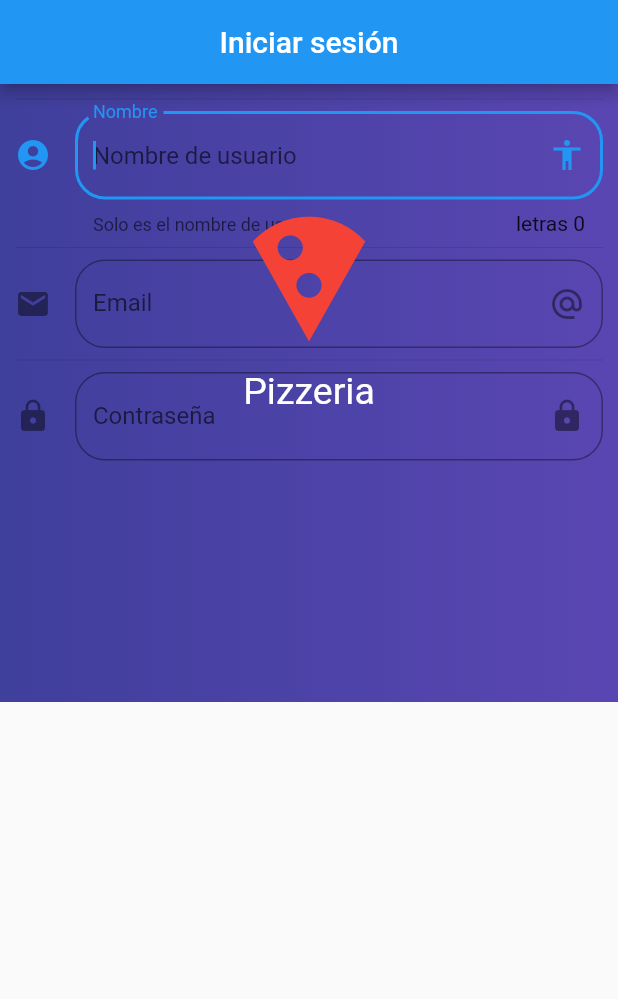
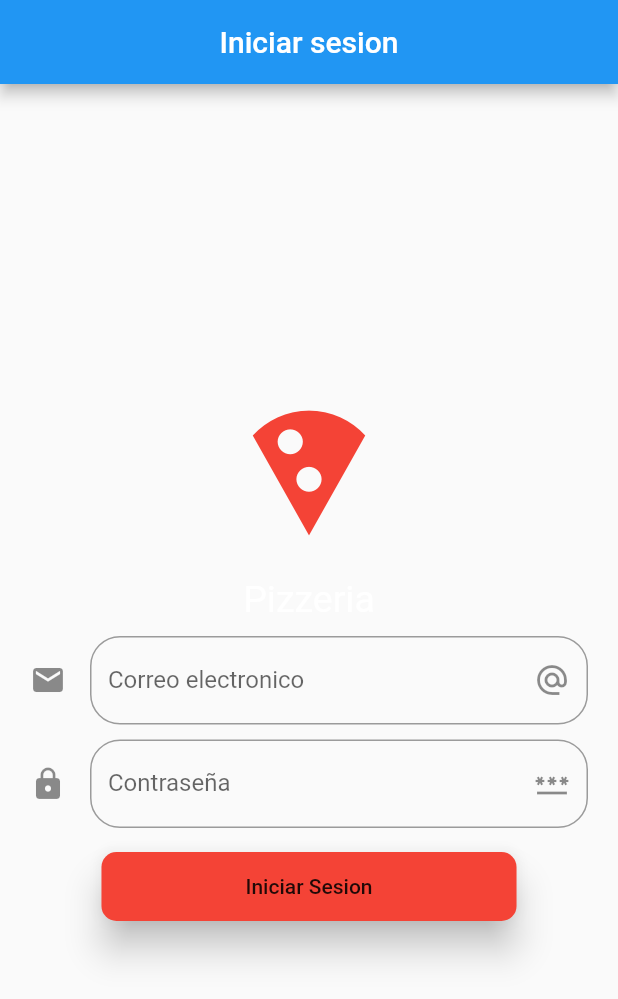
Before and after one commit to LuisFerOv25/Proyecto_Final_Pizzeria, a Flutter app: the screen it shows after launch, on a phone screen of 412 x 824 dp. Shown: the top 999 px of the screen. Run offline on Flutter 3.47's test engine with Material 2 defaults, Android fonts, the phone set to English and light mode, and no system bars.

Commit message:
Login reacomodado
Se ha solucionado la interfaz del login

```diff
--- /dev/null
+++ b/lib/Iniciar_sesion.dart
@@ -0,0 +1,114 @@
+import 'package:flutter/material.dart';
+
+class Iniciarsesion extends StatefulWidget {
+  static String id = 'Iniciarsesion';
+  @override
+  State<Iniciarsesion> createState() => _IniciarsesionState();
+}
+
+class _IniciarsesionState extends State<Iniciarsesion> {
+  @override
+  Widget build(BuildContext context) {
+    return MaterialApp(
+      title: 'Material App',
+      debugShowCheckedModeBanner: false,
+      home: Scaffold(
+        appBar: AppBar(
+          centerTitle: true,
+          title: Text('Iniciar sesion'),
+        ),
+        body: Center(
+          child: Column(
+            mainAxisAlignment: MainAxisAlignment.center,
+            children: [
+
+               Icon(Icons.local_pizza, color: Colors.red, size: 100.0),
+                SizedBox(
+                  height: 20.0,
+                  width: double.infinity,
+
+                ),
+
+              Text('Pizzeria',
+                  style: TextStyle(color: Colors.white, fontSize: 25.0)),
+              SizedBox(
+                height: 10.0,
+              ),
+              _campousuario(),
+              SizedBox(
+                height: 10.0,
+              ),
+              _campopassword(),
+              SizedBox(
+                height: 15.0,
+              ),
+              _botoningresar(),
+            ],
+
+          ),
+        ),
+
+      ),
+    );
+
+  }
+
+  Widget _campousuario() {
+    return StreamBuilder(
+        builder: (BuildContext context, AsyncSnapshot snapshot) {
+      return Container(
+        padding: EdgeInsets.symmetric(horizontal: 20.0),
+        child: TextField(
+            keyboardType: TextInputType.emailAddress,
+            decoration: InputDecoration(
+              border:
+                  OutlineInputBorder(borderRadius: BorderRadius.circular(20.0)),
+              hintText: 'Email',
+              labelText: 'Correo electronico',
+              suffixIcon: Icon(Icons.alternate_email),
+              icon: Icon(Icons.email),
+            ),
+            onChanged: (valor) => setState(() {
+                  //correo = valor;
+                })),
+      );
+    });
+  }
+
+  Widget _campopassword() {
+    return StreamBuilder(
+        builder: (BuildContext context, AsyncSnapshot snapshot) {
+      return Container(
+          padding: EdgeInsets.symmetric(horizontal: 20.0),
+          child: TextField(
+              obscureText: true,
+              decoration: InputDecoration(
+                border: OutlineInputBorder(
+                    borderRadius: BorderRadius.circular(20.0)),
+                hintText: 'Password',
+                labelText: 'Contraseña',
+                suffixIcon: Icon(Icons.password),
+                icon: Icon(Icons.lock),
+              ),
+              onChanged: (valor) => setState(() {
+                    // correo = valor;
+                  })));
+    });
+  }
+
+  Widget _botoningresar() {
+    return StreamBuilder(
+        builder: (BuildContext context, AsyncSnapshot snapshot) {
+      return RaisedButton(
+          child: Container(
+            padding: EdgeInsets.symmetric(horizontal: 80.0, vertical: 15.0),
+            child: Text('Iniciar Sesion'),
+          ),
+          shape:
+              RoundedRectangleBorder(borderRadius: BorderRadius.circular(10)),
+          elevation: 10.0,
+          color: Colors.red,
+          onPressed: () {});
+    });
+  }
+}
--- a/lib/Login.dart
+++ /dev/null
@@ -1,196 +0,0 @@
-import 'package:flutter/material.dart';
-
-
-
-class login extends StatefulWidget {
-  @override
-  State<login> createState() => _loginState();
-}
-
-class _loginState extends State<login> {
-
-  String nombre = "";
-  String correo ='';
-  @override
-  Widget build(BuildContext context) {
-    return MaterialApp(
-      title: 'Material App',
-      home: Scaffold(
-        appBar: AppBar(
-
-          centerTitle: true ,
-          title: Text('Iniciar sesión'),
-        ),
-        body: Stack(
-
-        children: [
-
-          _Fondo(context),
-        ],
-
-        )
-
-
-
-
-      ),
-    );
-  }
-
-
-Widget _Fondo(BuildContext context){
-
-  final size= MediaQuery.of(context).size;
-
-  final fondo = Container(
-
-  height: size.height * 0.5,
-  width: double.infinity,
-  decoration: BoxDecoration(
-
-
-    gradient: LinearGradient(
-
-      colors: <Color> [
-
-        Color.fromRGBO(63,63,156, 2.0),
-        Color.fromRGBO(90, 70, 178, 2.0)
-
-      ]
-    )
-  ),
-
-
-  );
-
-  final campos = ListView(
-
-          padding: EdgeInsets.symmetric(horizontal: 10.0, vertical: 2),
-          children: [
-
-              Divider(),
-             _inicio_sesion(),
-              Divider(),
-              _crearCorreo(),
-              Divider(),
-              _crearPassword()
-          ],
-
-        );
-
-
-    return Stack(
-      children: [
-
-      fondo,
-      campos,
-
-      Container(
-        padding: EdgeInsets.only(top: 80.0),
-        child: Column(
-
-          children: <Widget>[
-
-            Icon(Icons.local_pizza, color: Colors.red, size: 100.0),
-            SizedBox(height: 10.0,width: double.infinity,),
-            Text('Pizzeria', style: TextStyle( color: Colors.white, fontSize: 25.0))
-
-
-          ],
-
-          ),
-
-    ),
-      ],
-
-
-    );
-
-
-
-}
-
-Widget _inicio_sesion (){
-
-    return TextField(
-
-      autofocus: true,
-      textCapitalization: TextCapitalization.sentences,
-      decoration: InputDecoration(
-        border: OutlineInputBorder(
-          borderRadius: BorderRadius.circular(20.0)
-
-        ),
-        counter: Text('letras ${nombre.length}'),
-        hintText: 'Nombre de usuario',
-        labelText: 'Nombre',
-        helperText: 'Solo es el nombre de usuario',
-        suffixIcon: Icon(Icons.accessibility),
-        icon: Icon(Icons.account_circle),
-
-      ),
-
-      onChanged: (valor) {
-        setState(() {
-          nombre = valor;
-        });
-
-      },
-
-
-    );
-
-
-}
-
-Widget _crearCorreo(){
-
-return TextField(
-      keyboardType: TextInputType.emailAddress,
-      decoration: InputDecoration(
-        border: OutlineInputBorder(
-          borderRadius: BorderRadius.circular(20.0)
-
-        ),
-
-        hintText: 'Email',
-        labelText: 'Email',
-        suffixIcon: Icon(Icons.alternate_email),
-        icon: Icon(Icons.email),
-
-      ),
-
-      onChanged: (valor) => setState(() {
-
-          correo = valor;
-        })
-    );
-
-}
-
-Widget _crearPassword(){
-
-return TextField(
-      obscureText: true,
-      decoration: InputDecoration(
-        border: OutlineInputBorder(
-          borderRadius: BorderRadius.circular(20.0)
-
-        ),
-
-        hintText: 'Contraseña',
-        labelText: 'Contraseña',
-        suffixIcon: Icon(Icons.lock),
-        icon: Icon(Icons.lock),
-
-      ),
-
-      onChanged: (valor) => setState(() {
-
-          correo = valor;
-        })
-    );
-
-}
-
-}
--- a/lib/main.dart
+++ b/lib/main.dart
@@ -1,5 +1,6 @@
 import 'package:flutter/material.dart';
-import 'package:proyecto_final_pizzeria/Login.dart';
+import 'package:proyecto_final_pizzeria/Iniciar_sesion.dart';
+
 
 void main() => runApp(MyApp());
 
@@ -7,11 +8,12 @@ class MyApp extends StatelessWidget {
   @override
   Widget build(BuildContext context) {
     return MaterialApp(
-      home: Scaffold(
-        body: login(),
+     initialRoute: Iniciarsesion.id,
+     routes: {
+       Iniciarsesion.id : (context) => Iniciarsesion(),
 
+     },
 
-      ),
     );
   }
 }
```
